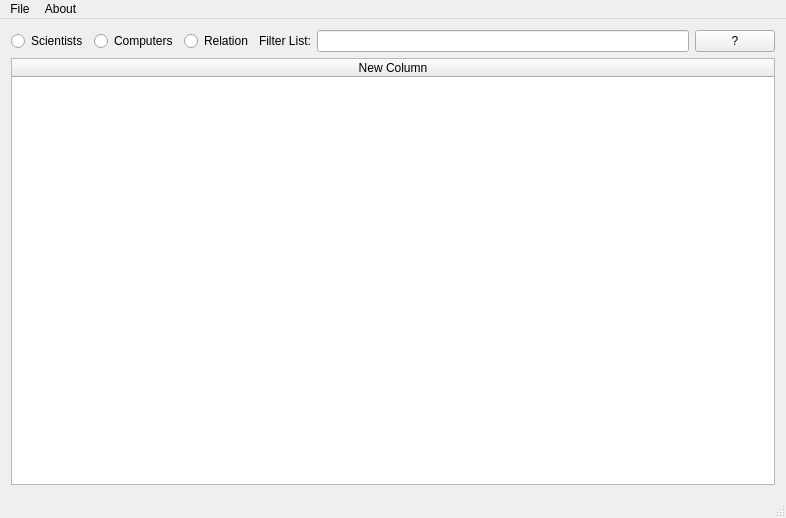
orriaxels/Hopur42, file ui/mainwindow.ui: the form before one commit.
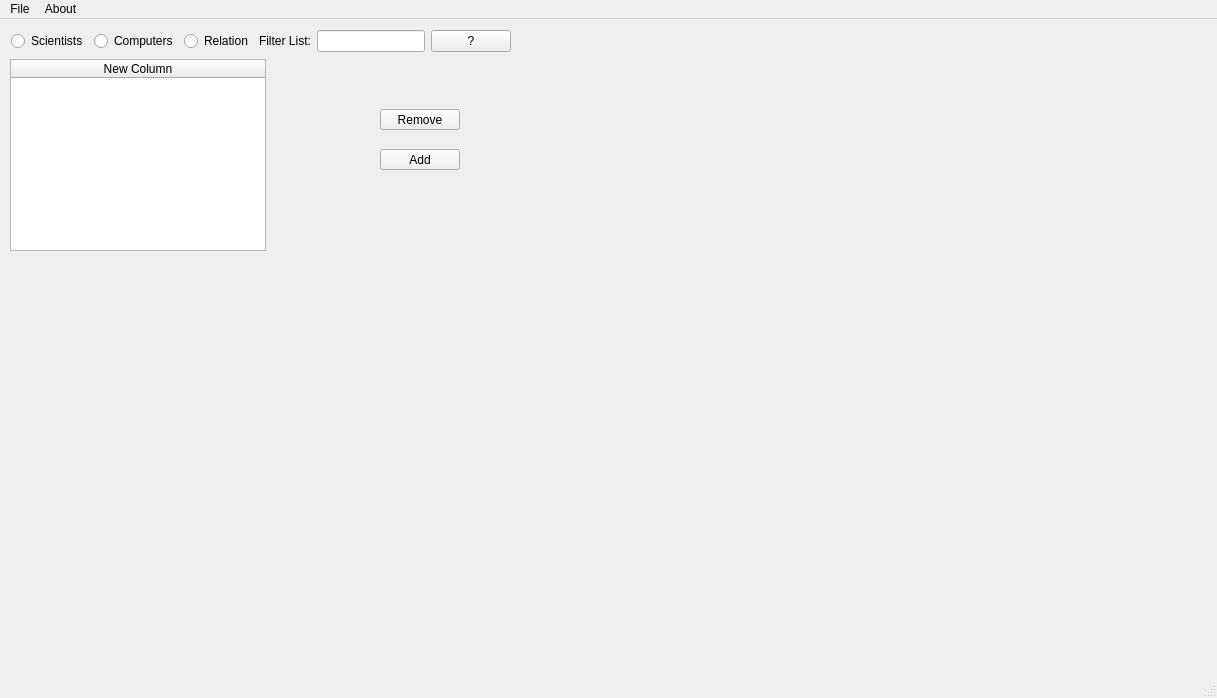
The form after the commit.

Patch:
```diff
--- a/ui/mainwindow.ui
+++ b/ui/mainwindow.ui
@@ -6,18 +6,41 @@
    <rect>
     <x>0</x>
     <y>0</y>
-    <width>786</width>
-    <height>518</height>
+    <width>1217</width>
+    <height>698</height>
    </rect>
   </property>
   <property name="windowTitle">
    <string>DatabaseViewer</string>
   </property>
   <widget class="QWidget" name="centralWidget">
-   <layout class="QGridLayout" name="gridLayout">
-    <item row="0" column="0">
-     <layout class="QVBoxLayout" name="verticalLayout">
-      <item>
+   <widget class="QPushButton" name="buttunRemove">
+    <property name="geometry">
+     <rect>
+      <x>380</x>
+      <y>90</y>
+      <width>80</width>
+      <height>21</height>
+     </rect>
+    </property>
+    <property name="text">
+     <string>Remove</string>
+    </property>
+   </widget>
+   <widget class="QPushButton" name="buttunAdd">
+    <property name="geometry">
+     <rect>
+      <x>380</x>
+      <y>130</y>
+      <width>80</width>
+      <height>21</height>
+     </rect>
+    </property>
+    <property name="text">
+     <string>Add</string>
+    </property>
+   </widget>
+   <widget class="QWidget" name="">
        <layout class="QHBoxLayout" name="horizontalLayout">
         <item>
          <widget class="QRadioButton" name="scientistRadioButton">
@@ -70,9 +93,16 @@
          </widget>
         </item>
        </layout>
-      </item>
-      <item>
+   </widget>
        <widget class="QTableWidget" name="mainTable">
+    <property name="geometry">
+     <rect>
+      <x>10</x>
+      <y>40</y>
+      <width>256</width>
+      <height>192</height>
+     </rect>
+    </property>
         <property name="editTriggers">
          <set>QAbstractItemView::NoEditTriggers</set>
         </property>
@@ -97,17 +127,13 @@
          </property>
         </column>
        </widget>
-      </item>
-     </layout>
-    </item>
-   </layout>
   </widget>
   <widget class="QMenuBar" name="menuBar">
    <property name="geometry">
     <rect>
      <x>0</x>
      <y>0</y>
-     <width>786</width>
+     <width>1217</width>
      <height>20</height>
     </rect>
    </property>
```
Lines whose indentation alone changed are shown as unchanged.
